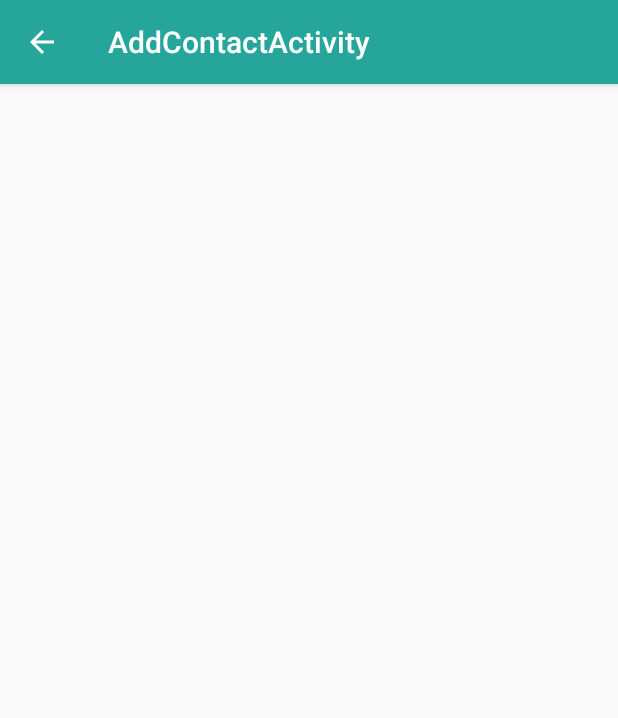
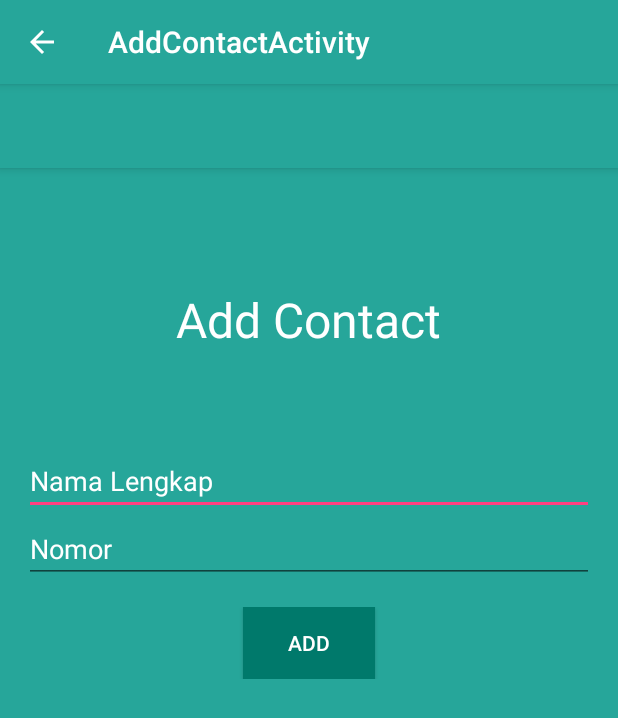
Before and after one commit to ybpranawa/Rasp-V, an Android app: the AddContactActivity screen opened directly, with no data from a screen before it, on a phone screen of 412 x 824 dp. Shown: the top 718 px of the screen. Run offline under Robolectric (Android 15) with nearby library versions, the light colour scheme and no system bars.

Commit message:
Update AddContactActivity

```diff
--- a/app/src/main/res/layout/activity_add_contact.xml
+++ b/app/src/main/res/layout/activity_add_contact.xml
@@ -7,19 +7,19 @@
     android:fitsSystemWindows="true"
     tools:context="com.rakide.rasp_v.AddContactActivity">
 
-    <!--<android.support.design.widget.AppBarLayout-->
-        <!--android:layout_width="match_parent"-->
-        <!--android:layout_height="wrap_content"-->
-        <!--android:theme="@style/AppTheme.AppBarOverlay">-->
+    <android.support.design.widget.AppBarLayout
+        android:layout_width="match_parent"
+        android:layout_height="wrap_content"
+        android:theme="@style/AppTheme.AppBarOverlay">
 
-        <!--<android.support.v7.widget.Toolbar-->
-            <!--android:id="@+id/toolbar"-->
-            <!--android:layout_width="match_parent"-->
-            <!--android:layout_height="?attr/actionBarSize"-->
-            <!--android:background="?attr/colorPrimary"-->
-            <!--app:popupTheme="@style/AppTheme.PopupOverlay" />-->
+        <android.support.v7.widget.Toolbar
+            android:id="@+id/toolbar"
+            android:layout_width="match_parent"
+            android:layout_height="?attr/actionBarSize"
+            android:background="?attr/colorPrimary"
+            app:popupTheme="@style/AppTheme.PopupOverlay" />
 
-    <!--</android.support.design.widget.AppBarLayout>-->
+    </android.support.design.widget.AppBarLayout>
 
     <include layout="@layout/content_add_contact" />
 
--- a/app/src/main/res/layout/content_add_contact.xml
+++ b/app/src/main/res/layout/content_add_contact.xml
@@ -12,6 +12,59 @@
     app:layout_behavior="@string/appbar_scrolling_view_behavior"
     tools:context="com.rakide.rasp_v.AddContactActivity"
     tools:showIn="@layout/activity_add_contact"
+    android:background="@color/colorPrimary"
     android:orientation="vertical">
 
+    <LinearLayout
+        android:layout_width="match_parent"
+        android:layout_height="match_parent"
+        android:layout_weight="3"
+        android:gravity="center">
+        <TextView
+            android:layout_width="wrap_content"
+            android:layout_height="wrap_content"
+            android:text="Add Contact"
+            android:textSize="32sp"
+            android:textColor="#fff"/>
+    </LinearLayout>
+    <LinearLayout
+        android:layout_width="match_parent"
+        android:layout_height="match_parent"
+        android:layout_weight="1"
+        android:gravity="top|center_vertical"
+        android:orientation="vertical">
+        <EditText
+            android:id="@+id/etRegisterNama"
+            android:layout_width="match_parent"
+            android:layout_height="wrap_content"
+            android:hint="Nama Lengkap"
+            android:textColorHint="#fff"
+            android:text=""
+            android:textColor="#fff"/>
+        <EditText
+            android:id="@+id/etRegisterUsername"
+            android:layout_width="match_parent"
+            android:layout_height="wrap_content"
+            android:hint="Nomor"
+            android:textColorHint="#fff"
+            android:text=""
+            android:textColor="#fff"/>
+
+        <LinearLayout
+            android:layout_width="match_parent"
+            android:layout_height="wrap_content"
+            android:orientation="horizontal"
+            android:gravity="center"
+            android:layout_marginTop="16dp">
+            <Button
+                android:id="@+id/btnRegister"
+                android:layout_width="wrap_content"
+                android:layout_height="wrap_content"
+                android:paddingLeft="@dimen/activity_horizontal_margin"
+                android:paddingRight="@dimen/activity_horizontal_margin"
+                android:text="ADD"
+                android:textColor="#fff"
+                android:background="@color/colorPrimaryDark"/>
+        </LinearLayout>
+    </LinearLayout>
 </LinearLayout>
```
